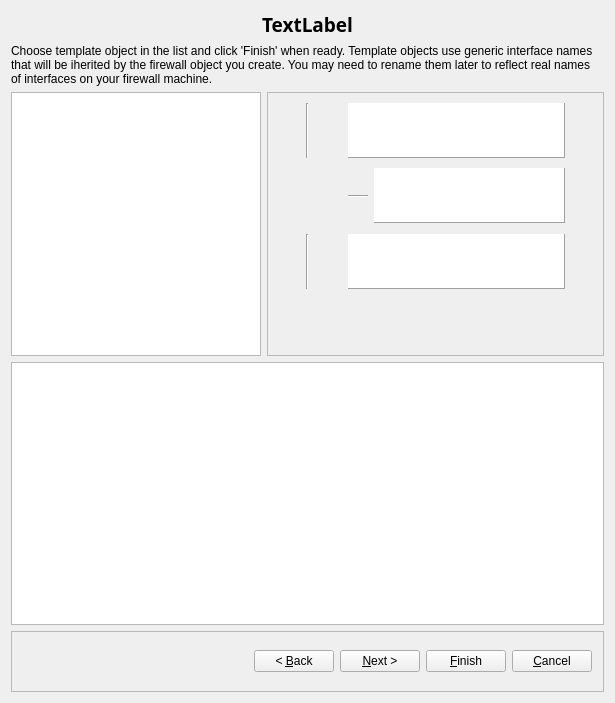
Before: the Qt Designer form src/gui/newfirewalldialog_q.ui in fwbuilder/fwbuilder, drawn with Qt 5.
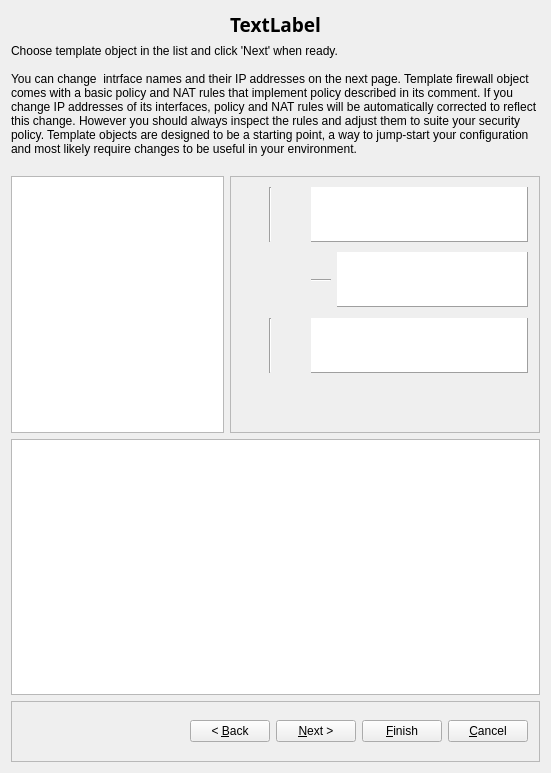
After: the same form once the commit is applied. The open tabs and pages were chosen to show the change. Icons and pictures are not drawn. Custom widgets are drawn as their Qt base class.

Commit message: replacing interface addresses and network objects they match in rules of the template firewall

Diff of the .ui file:
```diff
--- a/src/gui/newfirewalldialog_q.ui
+++ b/src/gui/newfirewalldialog_q.ui
@@ -1,13 +1,13 @@
 <?xml version="1.0" encoding="UTF-8"?>
 <ui version="4.0">
  <class>newFirewallDialog_q</class>
- <widget class="QDialog" name="newFirewallDialog_q">
-  <property name="geometry">
+ <widget class="QDialog" name="newFirewallDialog_q" >
+  <property name="geometry" >
    <rect>
     <x>0</x>
     <y>0</y>
-    <width>615</width>
-    <height>703</height>
+    <width>551</width>
+    <height>773</height>
    </rect>
   </property>
   <layout class="QGridLayout" name="gridLayout_2">
@@ -766,10 +766,13 @@
          </widget>
         </widget>
        </item>
-       <item row="0" column="0" colspan="2">
-        <widget class="QLabel" name="textLabel1">
-         <property name="text">
-          <string>Choose template object in the list and click 'Finish' when ready. Template objects use generic interface names that will be iherited by the firewall object you create. You may need to rename them later to reflect real names of interfaces on your firewall machine.</string>
+       <item row="0" column="0" colspan="2" >
+        <widget class="QLabel" name="textLabel1" >
+         <property name="text" >
+          <string>Choose template object in the list and click 'Next' when ready.
+
+You can change  intrface names and their IP addresses on the next page. Template firewall object comes with a basic policy and NAT rules that implement policy described in its comment. If you change IP addresses of its interfaces, policy and NAT rules will be automatically corrected to reflect this change. However you should always inspect the rules and adjust them to suite your security policy. Template objects are designed to be a starting point, a way to jump-start your configuration and most likely require changes to be useful in your environment.
+</string>
          </property>
          <property name="alignment">
           <set>Qt::AlignVCenter</set>
@@ -895,7 +898,7 @@
    </item>
   </layout>
  </widget>
- <layoutdefault spacing="6" margin="11"/>
+ <layoutdefault spacing="6" margin="11" />
  <customwidgets>
   <customwidget>
    <class>InterfacesTabWidget</class>
```
Left out of the diff: 611 changed lines with no effect on the pictures. The commit also changes 5 other files.
